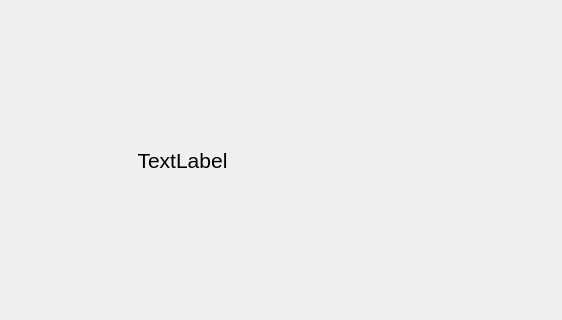
Before: the Qt Designer form game.ui in Forbinn/Gomoku, drawn with Qt 5; both pictures show x 309 to 871 and y 140 to 460 of the 1000 by 600 pixel window.
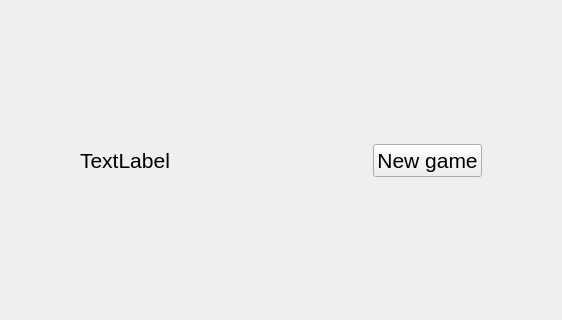
After: the same form once the commit is applied.

Commit message: Game: add new game button when a player win

Patch:
```diff
--- a/game.ui
+++ b/game.ui
@@ -68,6 +68,13 @@
       </property>
      </widget>
     </item>
+    <item row="0" column="3">
+     <widget class="QPushButton" name="pbNewGame">
+      <property name="text">
+       <string>New game</string>
+      </property>
+     </widget>
+    </item>
    </layout>
   </widget>
   <widget class="QWidget" name="gridLayoutWidget_2">
```
The commit also changes 1 other file.
